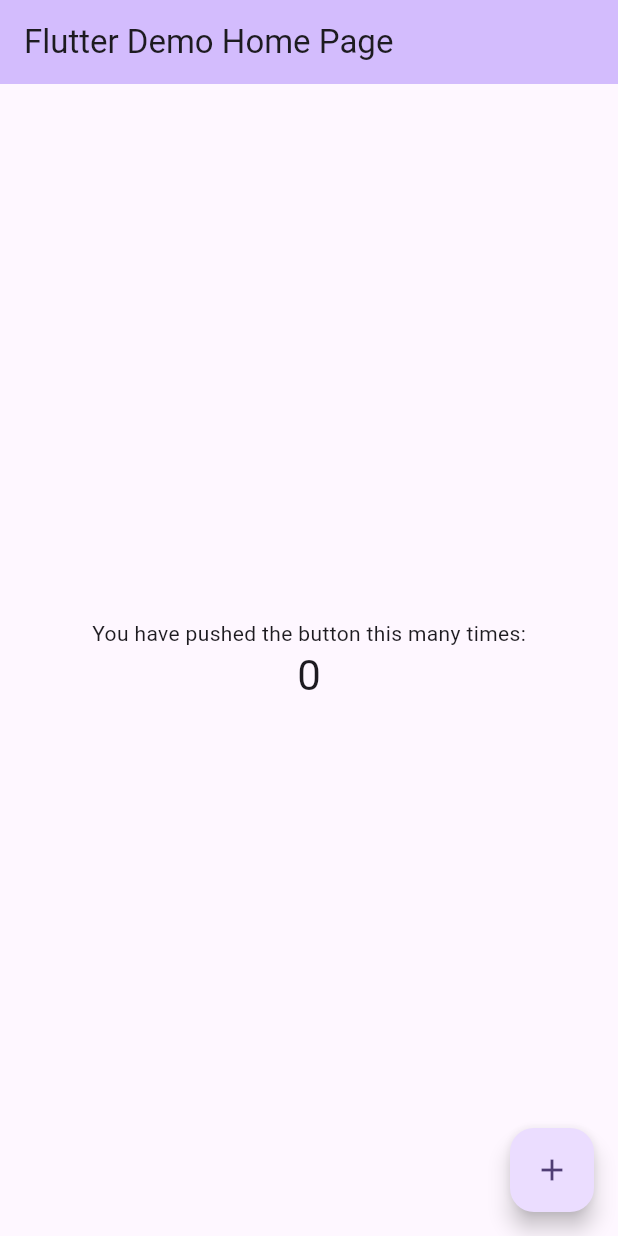
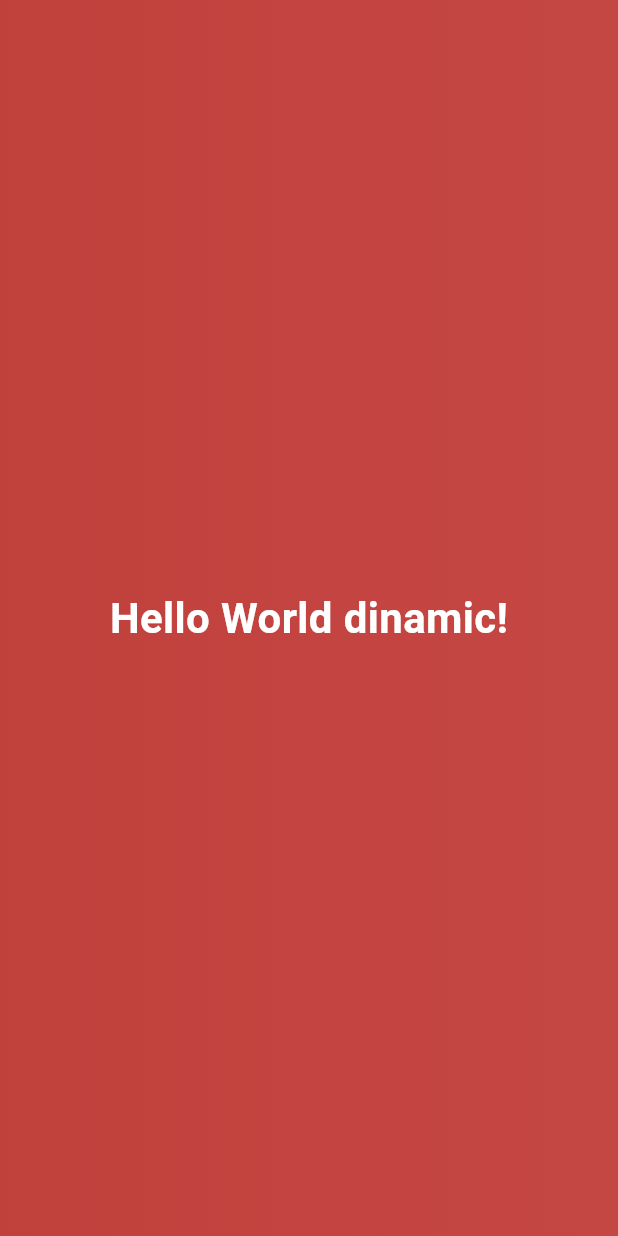
Before and after one commit to DjordjeKocic1/dice_game, a Flutter app: the screen it shows after launch, on a phone screen of 412 x 824 dp. Run offline on Flutter 3.47's test engine with Material 3 defaults, Android fonts, the phone set to English and light mode, and no system bars.

Commit message:
Gradient container and text

```diff
--- /dev/null
+++ b/lib/gradient_container.dart
@@ -0,0 +1,21 @@
+import 'package:dice_game/styled_text.dart';
+import 'package:flutter/material.dart';
+
+
+class GradientContainer extends StatelessWidget {
+  const GradientContainer(this.colors, {super.key});
+
+  final List<Color> colors;
+
+  @override
+  Widget build(BuildContext context) {
+    return Container(
+      decoration: BoxDecoration(
+        gradient: LinearGradient(colors: colors),
+      ),
+      child: const Center(
+        child: StyledText(text: 'Hello World dinamic!'),
+      ),
+    );
+  }
+}
--- a/lib/main.dart
+++ b/lib/main.dart
@@ -1,122 +1,15 @@
+import 'package:dice_game/gradient_container.dart';
 import 'package:flutter/material.dart';
 
 void main() {
-  runApp(const MyApp());
+  runApp(
+    MaterialApp(
+      home: Scaffold(
+        body: GradientContainer([
+          Color.fromARGB(255, 192, 64, 60),
+          Color.fromARGB(255, 197, 71, 67),
+        ]),
+      ),
+    ),
+  );
 }
-
-class MyApp extends StatelessWidget {
-  const MyApp({super.key});
-
-  // This widget is the root of your application.
-  @override
-  Widget build(BuildContext context) {
-    return MaterialApp(
-      title: 'Flutter Demo',
-      theme: ThemeData(
-        // This is the theme of your application.
-        //
-        // TRY THIS: Try running your application with "flutter run". You'll see
-        // the application has a purple toolbar. Then, without quitting the app,
-        // try changing the seedColor in the colorScheme below to Colors.green
-        // and then invoke "hot reload" (save your changes or press the "hot
-        // reload" button in a Flutter-supported IDE, or press "r" if you used
-        // the command line to start the app).
-        //
-        // Notice that the counter didn't reset back to zero; the application
-        // state is not lost during the reload. To reset the state, use hot
-        // restart instead.
-        //
-        // This works for code too, not just values: Most code changes can be
-        // tested with just a hot reload.
-        colorScheme: ColorScheme.fromSeed(seedColor: Colors.deepPurple),
-      ),
-      home: const MyHomePage(title: 'Flutter Demo Home Page'),
-    );
-  }
-}
-
-class MyHomePage extends StatefulWidget {
-  const MyHomePage({super.key, required this.title});
-
-  // This widget is the home page of your application. It is stateful, meaning
-  // that it has a State object (defined below) that contains fields that affect
-  // how it looks.
-
-  // This class is the configuration for the state. It holds the values (in this
-  // case the title) provided by the parent (in this case the App widget) and
-  // used by the build method of the State. Fields in a Widget subclass are
-  // always marked "final".
-
-  final String title;
-
-  @override
-  State<MyHomePage> createState() => _MyHomePageState();
-}
-
-class _MyHomePageState extends State<MyHomePage> {
-  int _counter = 0;
-
-  void _incrementCounter() {
-    setState(() {
-      // This call to setState tells the Flutter framework that something has
-      // changed in this State, which causes it to rerun the build method below
-      // so that the display can reflect the updated values. If we changed
-      // _counter without calling setState(), then the build method would not be
-      // called again, and so nothing would appear to happen.
-      _counter++;
-    });
-  }
-
-  @override
-  Widget build(BuildContext context) {
-    // This method is rerun every time setState is called, for instance as done
-    // by the _incrementCounter method above.
-    //
-    // The Flutter framework has been optimized to make rerunning build methods
-    // fast, so that you can just rebuild anything that needs updating rather
-    // than having to individually change instances of widgets.
-    return Scaffold(
-      appBar: AppBar(
-        // TRY THIS: Try changing the color here to a specific color (to
-        // Colors.amber, perhaps?) and trigger a hot reload to see the AppBar
-        // change color while the other colors stay the same.
-        backgroundColor: Theme.of(context).colorScheme.inversePrimary,
-        // Here we take the value from the MyHomePage object that was created by
-        // the App.build method, and use it to set our appbar title.
-        title: Text(widget.title),
-      ),
-      body: Center(
-        // Center is a layout widget. It takes a single child and positions it
-        // in the middle of the parent.
-        child: Column(
-          // Column is also a layout widget. It takes a list of children and
-          // arranges them vertically. By default, it sizes itself to fit its
-          // children horizontally, and tries to be as tall as its parent.
-          //
-          // Column has various properties to control how it sizes itself and
-          // how it positions its children. Here we use mainAxisAlignment to
-          // center the children vertically; the main axis here is the vertical
-          // axis because Columns are vertical (the cross axis would be
-          // horizontal).
-          //
-          // TRY THIS: Invoke "debug painting" (choose the "Toggle Debug Paint"
-          // action in the IDE, or press "p" in the console), to see the
-          // wireframe for each widget.
-          mainAxisAlignment: MainAxisAlignment.center,
-          children: <Widget>[
-            const Text('You have pushed the button this many times:'),
-            Text(
-              '$_counter',
-              style: Theme.of(context).textTheme.headlineMedium,
-            ),
-          ],
-        ),
-      ),
-      floatingActionButton: FloatingActionButton(
-        onPressed: _incrementCounter,
-        tooltip: 'Increment',
-        child: const Icon(Icons.add),
-      ), // This trailing comma makes auto-formatting nicer for build methods.
-    );
-  }
-}
--- /dev/null
+++ b/lib/styled_text.dart
@@ -0,0 +1,21 @@
+import 'package:flutter/material.dart';
+
+const fontBold = FontWeight.bold;
+
+class StyledText extends StatelessWidget {
+  const StyledText({super.key, required this.text});
+
+  final String text;
+
+  @override
+  Widget build(context) {
+    return Text(
+      text,
+      style: const TextStyle(
+        fontSize: 28,
+        fontWeight: fontBold,
+        color: Colors.white,
+      ),
+    );
+  }
+}
```
